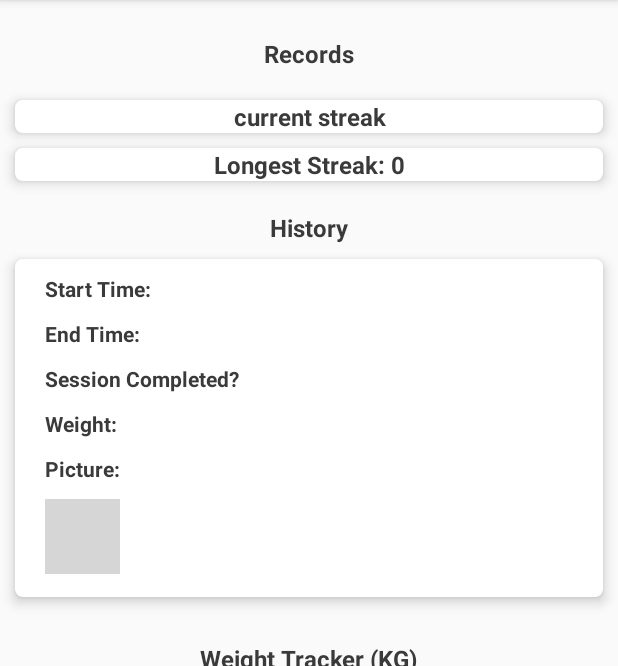
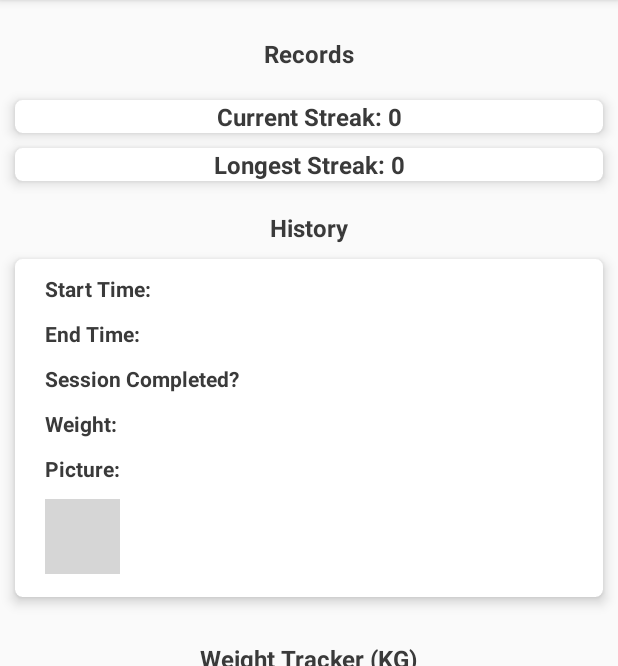
Before and after one commit to satwikkumar/FastIt-Intermittent-Fasting-App, an Android app: the screen it shows after launch (MainActivity), item 4 of the bottom bar chosen, on a phone screen of 412 x 824 dp, the part 84-750 px from its top. Run offline under Robolectric (Android 15) with nearby library versions, the phone set to English and light mode, and no system bars; our stand-ins replace Firebase (no records; nobody signed in at launch, a user with empty details on screens opened directly), Room's generated code; libraries missing offline, so code that uses them is left out: com.facebook, com.facebook.login, com.github.mikephil.charting, me.zhanghai.android; plain views replace LineChart; 31 statements that could not run were skipped; grey boxes are pictures that could not be loaded.

Commit message:
Added current streak logic

```diff
--- a/app/src/main/java/edu/neu/madcourse/fastit/UserProfileFragment.java
+++ b/app/src/main/java/edu/neu/madcourse/fastit/UserProfileFragment.java
@@ -134,6 +134,13 @@ public class UserProfileFragment extends Fragment {
         TextView longestStreakTextView = view.findViewById(R.id.longest_streak);
         longestStreakTextView.setText(longestStreakText.toString());
 
+        StringBuilder currentStreakText = new StringBuilder();
+        currentStreakText.append("Current Streak: ");
+        int currentStreak = preferenceManager.getIntPref(Constants.SP_CURRENT_STREAK);
+        currentStreakText.append(currentStreak > -1 ? currentStreak : 0);
+        TextView currentStreakTextView = view.findViewById(R.id.current_streak);
+        currentStreakTextView.setText(currentStreakText.toString());
+
         return view;
     }
 
--- a/app/src/main/res/layout/fragment_user_profile.xml
+++ b/app/src/main/res/layout/fragment_user_profile.xml
@@ -41,7 +41,6 @@
                     android:layout_height="wrap_content"
                     android:textAlignment="center"
                     android:textColor="@color/colorPrimaryDark"
-                    android:text="current streak"
                     android:textSize="16sp"
                     android:textStyle="bold" />
 
```
